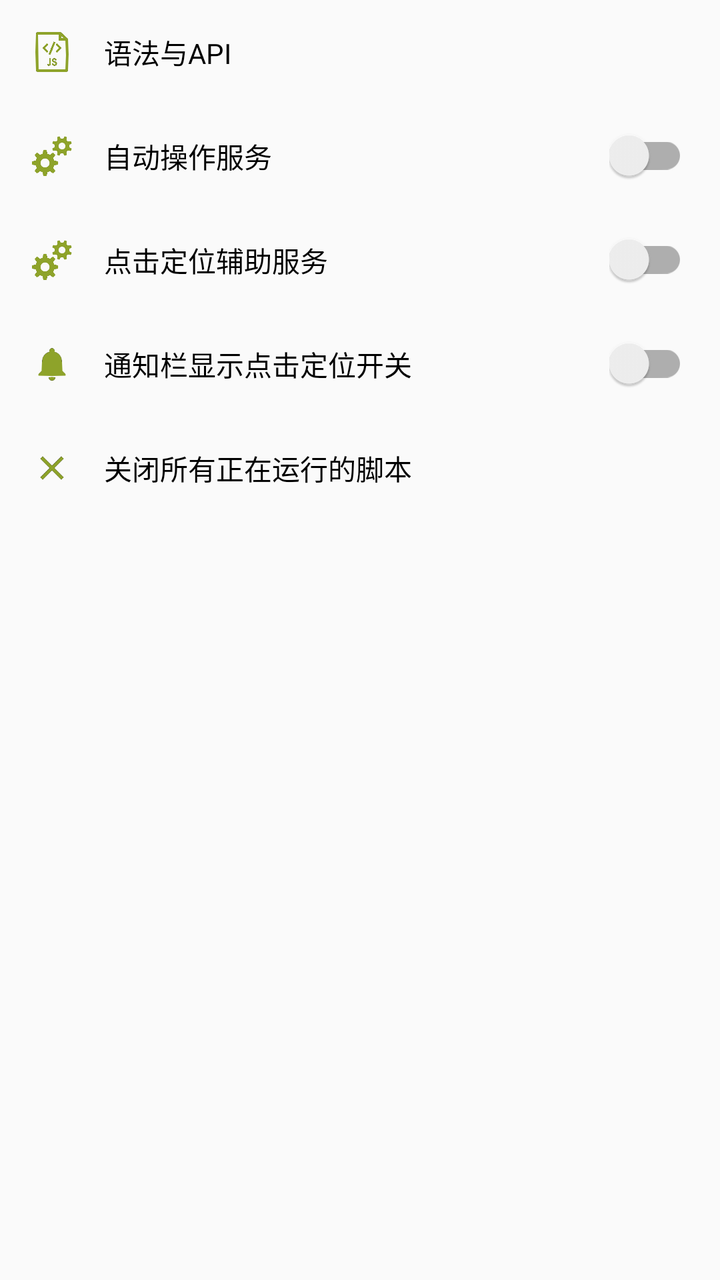
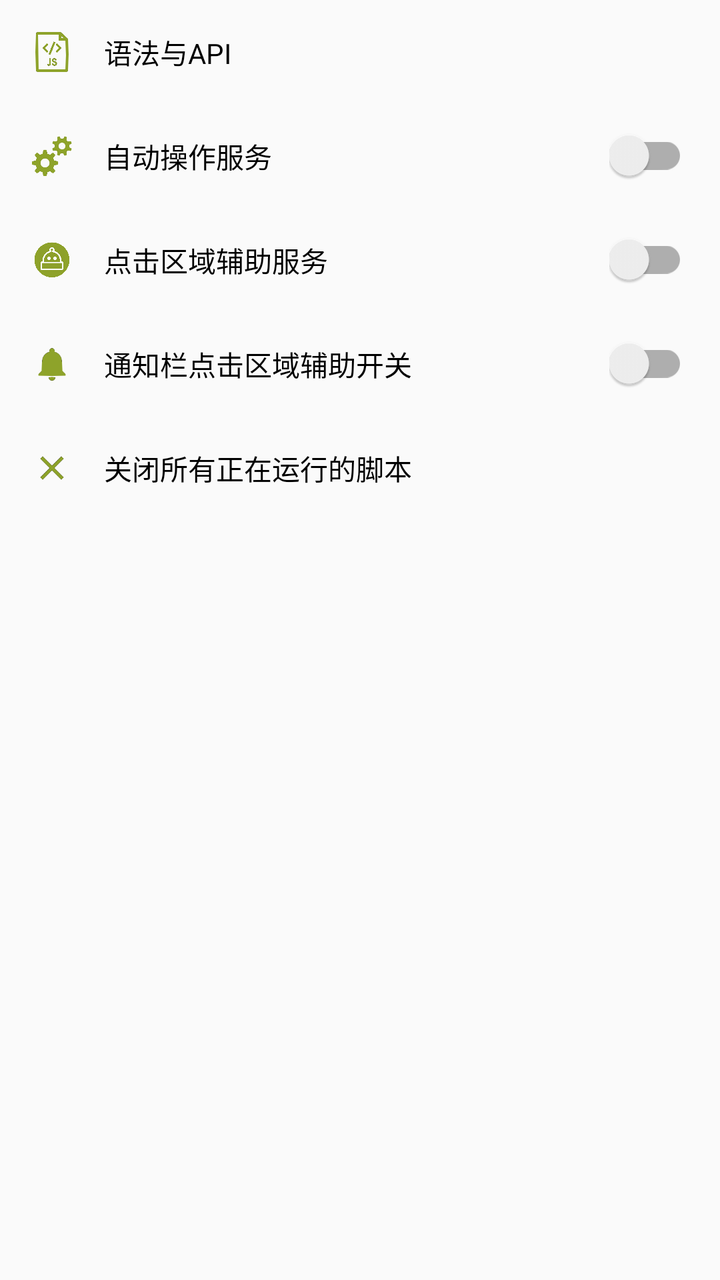

The first picture is an Android layout as it rendered before a commit; the second is the same layout after the commit. The layout source and the unified diff follow.
<!-- AndroidManifest.xml: application theme AppTheme -->
<!-- res/layout/fragment_slide_menu.xml -->
<?xml version="1.0" encoding="utf-8"?>
<LinearLayout xmlns:android="http://schemas.android.com/apk/res/android"
              xmlns:tools="http://schemas.android.com/tools"
              android:layout_width="match_parent"
              android:layout_height="match_parent"
              android:orientation="vertical">

    <LinearLayout
        android:id="@+id/syntax_and_api"
        android:layout_width="match_parent"
        android:layout_height="52dp"
        android:background="?selectableItemBackground"
        android:gravity="center_vertical"
        android:orientation="horizontal">

        <ImageView
            android:layout_width="20dp"
            android:layout_height="20dp"
            android:layout_margin="16dp"
            android:src="@drawable/ic_js"/>

        <TextView
            android:layout_width="wrap_content"
            android:layout_height="match_parent"
            android:gravity="center"
            android:text="@string/text_syntax_and_api"
            android:textColor="@android:color/primary_text_light"/>
    </LinearLayout>

    <RelativeLayout
        android:id="@+id/auto_operate_service"
        android:layout_width="match_parent"
        android:layout_height="52dp"
        android:background="?selectableItemBackground"
        android:gravity="center_vertical">

        <ImageView
            android:id="@+id/icon_service"
            android:layout_width="20dp"
            android:layout_height="20dp"
            android:layout_alignParentLeft="true"
            android:layout_margin="16dp"
            android:src="@drawable/ic_service_green"/>

        <TextView
            android:layout_width="wrap_content"
            android:layout_height="match_parent"
            android:layout_toRightOf="@id/icon_service"
            android:gravity="center"
            android:text="@string/text_auto_operate_service"
            android:textColor="@android:color/primary_text_light"/>

        <android.support.v7.widget.SwitchCompat
            android:id="@+id/sw_auto_operate_service"
            android:layout_width="wrap_content"
            android:layout_height="wrap_content"
            android:layout_alignParentEnd="true"
            android:layout_centerVertical="true"
            android:layout_marginRight="16dp"/>

    </RelativeLayout>


    <RelativeLayout
        android:id="@+id/assist_service"
        android:layout_width="match_parent"
        android:layout_height="52dp"
        android:background="?selectableItemBackground"
        android:gravity="center_vertical">

        <ImageView
            android:id="@+id/icon_assist_service"
            android:layout_width="20dp"
            android:layout_height="20dp"
            android:layout_alignParentLeft="true"
            android:layout_margin="16dp"
            android:src="@drawable/ic_service_green"/>

        <TextView
            android:layout_width="wrap_content"
            android:layout_height="match_parent"
            android:layout_toRightOf="@id/icon_assist_service"
            android:gravity="center"
            android:text="@string/text_assist_service"
            android:textColor="@android:color/primary_text_light"/>

        <android.support.v7.widget.SwitchCompat
            android:id="@+id/sw_assist_service"
            android:layout_width="wrap_content"
            android:layout_height="wrap_content"
            android:layout_alignParentEnd="true"
            android:layout_centerVertical="true"
            android:layout_marginRight="16dp"/>

    </RelativeLayout>

    <RelativeLayout
        android:id="@+id/assist_service_notification"
        android:layout_width="match_parent"
        android:layout_height="52dp"
        android:background="?selectableItemBackground"
        android:gravity="center_vertical">

        <ImageView
            android:id="@+id/icon_assist_service_notification"
            android:layout_width="20dp"
            android:layout_height="20dp"
            android:layout_alignParentLeft="true"
            android:layout_margin="16dp"
            android:src="@drawable/ic_notifications_green_48dp"/>

        <TextView
            android:layout_width="wrap_content"
            android:layout_height="match_parent"
            android:layout_toRightOf="@id/icon_assist_service_notification"
            android:gravity="center"
            android:text="@string/text_assist_service_notification"
            android:textColor="@android:color/primary_text_light"/>

        <android.support.v7.widget.SwitchCompat
            android:id="@+id/sw_assist_service_notification"
            android:layout_width="wrap_content"
            android:layout_height="wrap_content"
            android:layout_alignParentEnd="true"
            android:layout_centerVertical="true"
            android:layout_marginRight="16dp"/>

    </RelativeLayout>

    <LinearLayout
        android:id="@+id/stop_all_running_scripts"
        android:layout_width="match_parent"
        android:layout_height="52dp"
        android:background="?selectableItemBackground"
        android:gravity="center_vertical"
        android:orientation="horizontal">

        <ImageView
            android:layout_width="20dp"
            android:layout_height="20dp"
            android:layout_margin="16dp"
            android:src="@drawable/ic_close_green_48dp"/>

        <TextView
            android:layout_width="wrap_content"
            android:layout_height="match_parent"
            android:gravity="center"
            android:text="@string/text_close_all_running_scripts"
            android:textColor="@android:color/primary_text_light"/>
    </LinearLayout>

 </LinearLayout>
<!-- resources referenced by this layout -->
<resources>
  <!-- drawable ic_close_green_48dp: png bitmap (drawable, 1136 bytes) -->
  <!-- drawable ic_js: png bitmap (drawable, 8762 bytes) -->
  <!-- drawable ic_notifications_green_48dp: png bitmap (drawable, 1492 bytes) -->
  <!-- drawable ic_service_green: png bitmap (drawable, 10880 bytes) -->
  <string name="text_assist_service">点击定位辅助服务</string>
  <string name="text_assist_service_notification">通知栏显示点击定位开关</string>
  <string name="text_auto_operate_service">自动操作服务</string>
  <string name="text_close_all_running_scripts">关闭所有正在运行的脚本</string>
  <string name="text_syntax_and_api">语法与API</string>
  <style name="AppTheme" parent="Theme.AppCompat.Light.NoActionBar">
          
          <item name="colorPrimary">@color/colorPrimary</item>
          <item name="colorPrimaryDark">@color/colorPrimaryDark</item>
          <item name="colorAccent">@color/colorAccent</item>
      </style>
  <color name="colorPrimary">#8ea22a</color>
  <color name="colorPrimaryDark">#5e6b1e</color>
  <color name="colorAccent">#8ea22a</color>
</resources>

<!-- the commit's change to res/layout/fragment_slide_menu.xml (unified diff, before → after) -->
@@ -74,7 +74,7 @@
             android:layout_height="20dp"
             android:layout_alignParentLeft="true"
             android:layout_margin="16dp"
-            android:src="@drawable/ic_service_green"/>
+            android:src="@drawable/ic_robot_head_green"/>
 
         <TextView
             android:layout_width="wrap_content"
<!-- resource entries referenced after the edit -->
@@ -3,9 +3,10 @@
   <!-- drawable ic_close_green_48dp: png bitmap (drawable, 1136 bytes) -->
   <!-- drawable ic_js: png bitmap (drawable, 8762 bytes) -->
   <!-- drawable ic_notifications_green_48dp: png bitmap (drawable, 1492 bytes) -->
+  <!-- drawable ic_robot_head_green: png bitmap (drawable, 32853 bytes) -->
   <!-- drawable ic_service_green: png bitmap (drawable, 10880 bytes) -->
-  <string name="text_assist_service">点击定位辅助服务</string>
-  <string name="text_assist_service_notification">通知栏显示点击定位开关</string>
+  <string name="text_assist_service">点击区域辅助服务</string>
+  <string name="text_assist_service_notification">通知栏点击区域辅助开关</string>
   <string name="text_auto_operate_service">自动操作服务</string>
   <string name="text_close_all_running_scripts">关闭所有正在运行的脚本</string>
   <string name="text_syntax_and_api">语法与API</string>
